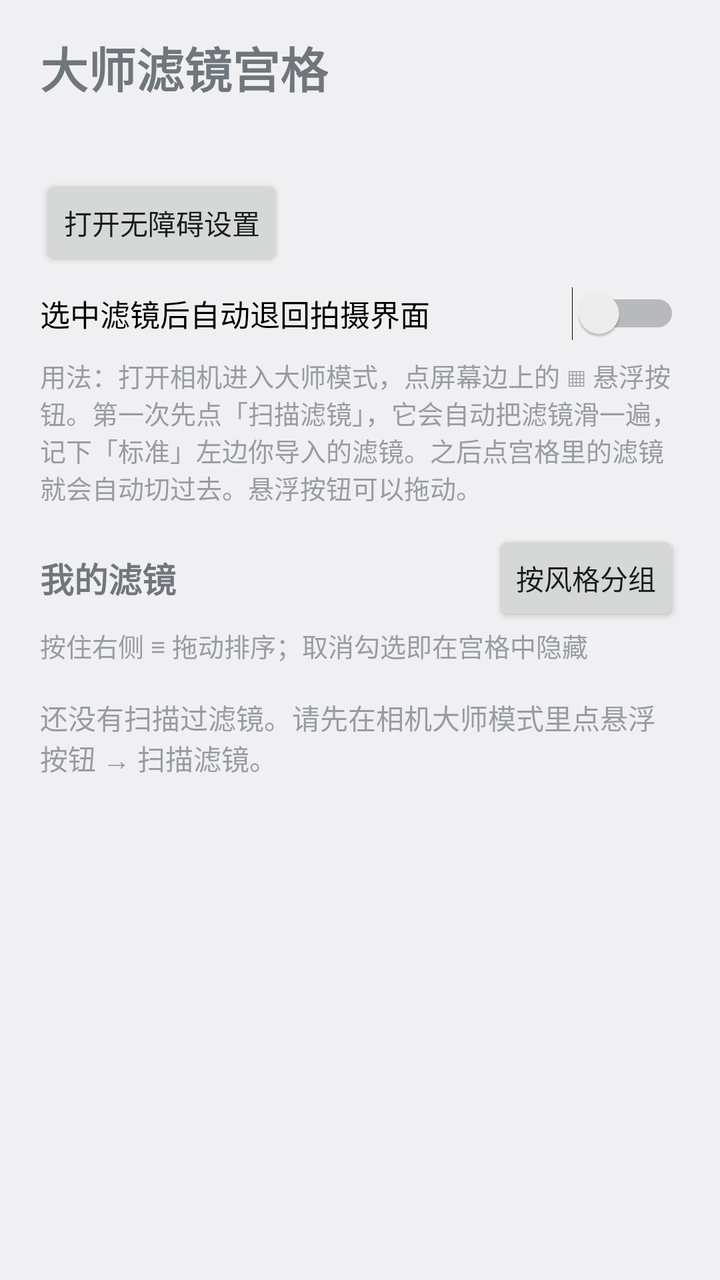
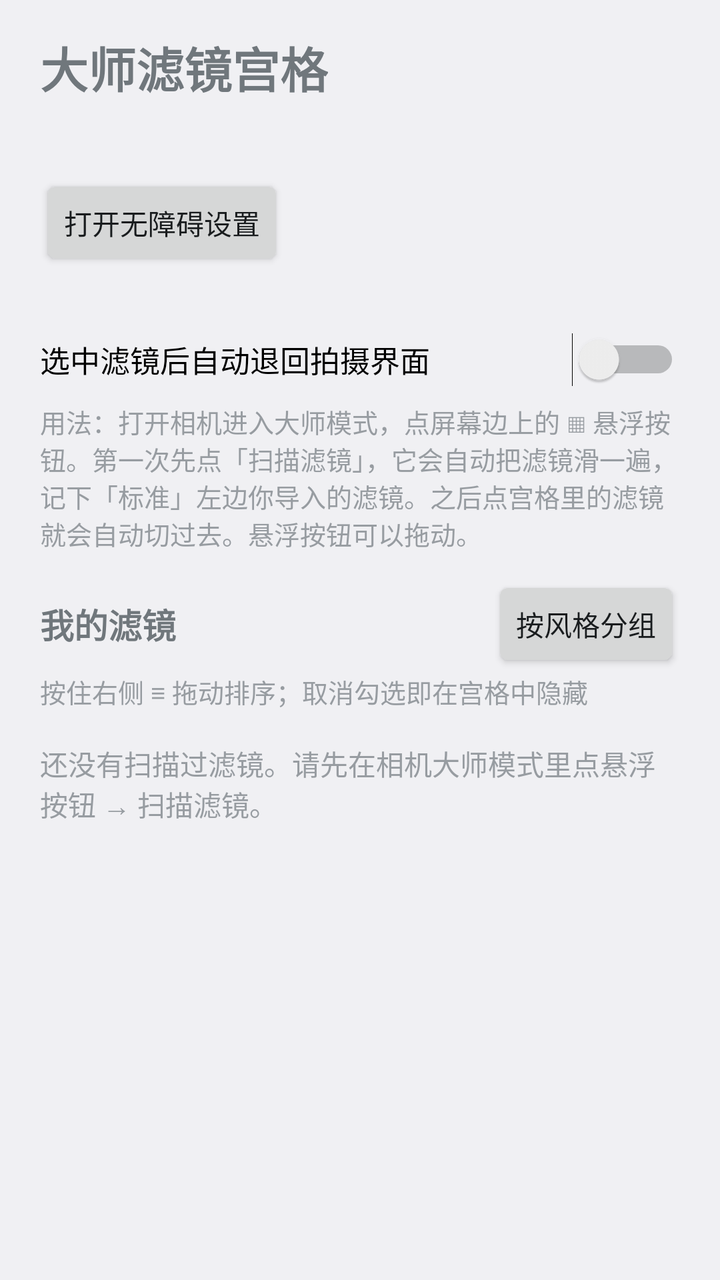

Before-and-after screenshots of an Android layout around one commit, followed by the original layout XML and the change that was made.
<!-- AndroidManifest.xml: application theme android:Theme.DeviceDefault.DayNight -->
<!-- res/layout/activity_main.xml -->
<?xml version="1.0" encoding="utf-8"?>
<FrameLayout xmlns:android="http://schemas.android.com/apk/res/android"
    android:layout_width="match_parent"
    android:layout_height="match_parent"
    android:fitsSystemWindows="true">

    <LinearLayout
        android:layout_width="match_parent"
        android:layout_height="match_parent"
        android:orientation="vertical"
        android:paddingStart="20dp"
        android:paddingTop="16dp"
        android:paddingEnd="20dp">

        <TextView
            android:layout_width="wrap_content"
            android:layout_height="wrap_content"
            android:text="@string/app_name"
            android:textSize="24sp"
            android:textStyle="bold" />

        <TextView
            android:id="@+id/status"
            android:layout_width="match_parent"
            android:layout_height="wrap_content"
            android:layout_marginTop="12dp"
            android:textSize="15sp" />

        <Button
            android:id="@+id/btnA11y"
            android:layout_width="wrap_content"
            android:layout_height="wrap_content"
            android:layout_marginTop="4dp"
            android:text="打开无障碍设置" />

        <Switch
            android:id="@+id/swReturn"
            android:layout_width="match_parent"
            android:layout_height="wrap_content"
            android:layout_marginTop="8dp"
            android:text="选中滤镜后自动退回拍摄界面"
            android:textSize="15sp" />

        <TextView
            android:layout_width="match_parent"
            android:layout_height="wrap_content"
            android:layout_marginTop="8dp"
            android:alpha="0.7"
            android:text="用法：打开相机进入大师模式，点屏幕边上的 ▦ 悬浮按钮。第一次先点「扫描滤镜」，它会自动把滤镜滑一遍，记下「标准」左边你导入的滤镜。之后点宫格里的滤镜就会自动切过去。悬浮按钮可以拖动。"
            android:textSize="13sp" />

        <LinearLayout
            android:layout_width="match_parent"
            android:layout_height="wrap_content"
            android:layout_marginTop="12dp"
            android:gravity="center_vertical"
            android:orientation="horizontal">

            <TextView
                android:layout_width="0dp"
                android:layout_height="wrap_content"
                android:layout_weight="1"
                android:text="我的滤镜"
                android:textSize="17sp"
                android:textStyle="bold" />

            <Button
                android:id="@+id/btnSortStyle"
                android:layout_width="wrap_content"
                android:layout_height="wrap_content"
                android:text="按风格分组" />
        </LinearLayout>

        <TextView
            android:layout_width="match_parent"
            android:layout_height="wrap_content"
            android:alpha="0.7"
            android:text="按住右侧 ≡ 拖动排序；取消勾选即在宫格中隐藏"
            android:textSize="13sp" />

        <TextView
            android:id="@+id/empty"
            android:layout_width="match_parent"
            android:layout_height="wrap_content"
            android:layout_marginTop="16dp"
            android:alpha="0.7"
            android:text="还没有扫描过滤镜。请先在相机大师模式里点悬浮按钮 → 扫描滤镜。"
            android:textSize="14sp" />

        <androidx.recyclerview.widget.RecyclerView
            android:id="@+id/list"
            android:layout_width="match_parent"
            android:layout_height="0dp"
            android:layout_marginTop="8dp"
            android:layout_weight="1" />
    </LinearLayout>
</FrameLayout>
<!-- resources referenced by this layout -->
<resources>
  <string name="app_name">大师滤镜宫格</string>
</resources>

<!-- the commit's change to res/layout/activity_main.xml (unified diff, before → after) -->
@@ -32,6 +32,13 @@
             android:layout_height="wrap_content"
             android:layout_marginTop="4dp"
             android:text="打开无障碍设置" />
+
+        <TextView
+            android:id="@+id/camera"
+            android:layout_width="match_parent"
+            android:layout_height="wrap_content"
+            android:layout_marginTop="4dp"
+            android:textSize="14sp" />
 
         <Switch
             android:id="@+id/swReturn"
